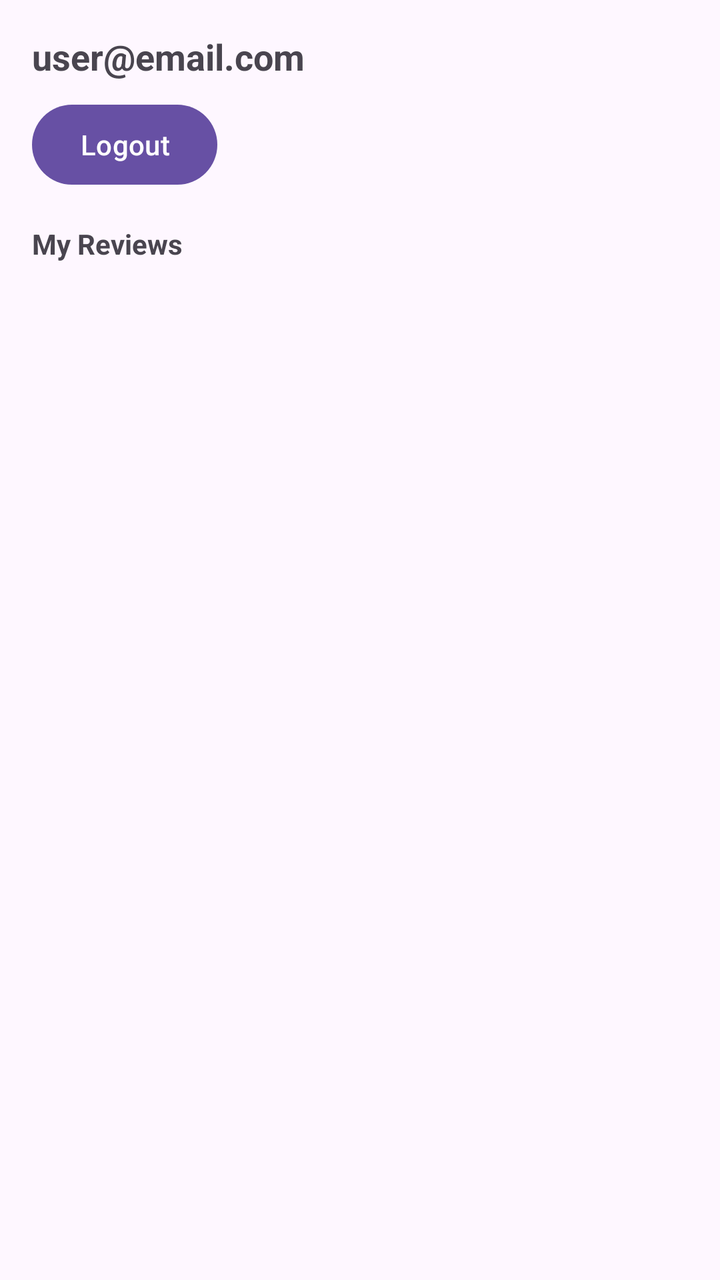
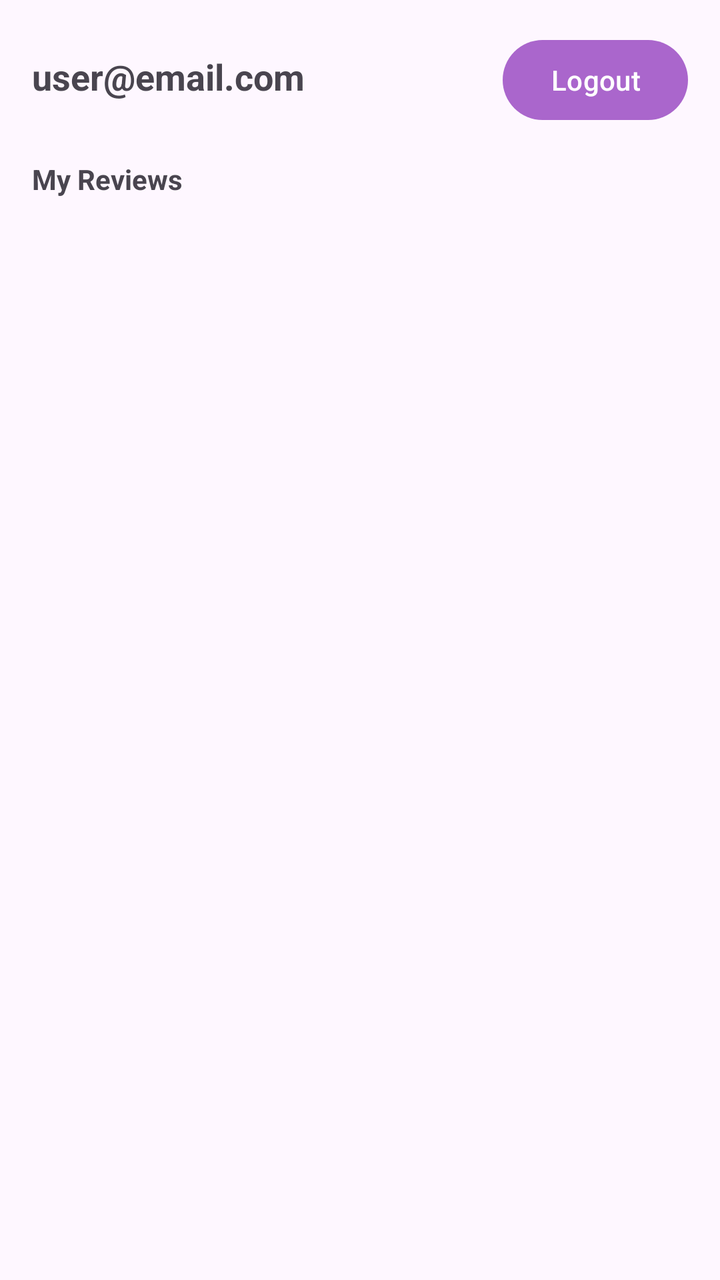

Compare the two renders of this Android layout. The source of the first and the diff that turns it into the second are given below.
<!-- AndroidManifest.xml: application theme Theme.LocalEats -->
<!-- res/layout/fragment_profile.xml -->
<?xml version="1.0" encoding="utf-8"?>
<LinearLayout xmlns:android="http://schemas.android.com/apk/res/android"
    android:orientation="vertical"
    android:padding="16dp"
    android:layout_width="match_parent"
    android:layout_height="match_parent">

    <TextView
        android:id="@+id/userEmail"
        android:textSize="18sp"
        android:textStyle="bold"
        android:text="user@email.com"
        android:layout_width="wrap_content"
        android:layout_height="wrap_content"/>

    <Button
        android:id="@+id/logoutBtn"
        android:text="Logout"
        android:layout_width="wrap_content"
        android:layout_height="wrap_content"
        android:layout_marginTop="8dp"/>

    <TextView
        android:text="My Reviews"
        android:textStyle="bold"
        android:layout_marginTop="16dp"
        android:layout_width="wrap_content"
        android:layout_height="wrap_content"/>

    <androidx.recyclerview.widget.RecyclerView
        android:id="@+id/myReviewsRecycler"
        android:layout_width="match_parent"
        android:layout_height="match_parent"/>

</LinearLayout>
<!-- resources referenced by this layout -->
<resources>
  <style name="Theme.LocalEats" parent="Base.Theme.LocalEats" />
  <style name="Base.Theme.LocalEats" parent="Theme.Material3.DayNight.NoActionBar">
          
          
      </style>
</resources>

<!-- the commit's change to res/layout/fragment_profile.xml (unified diff, before → after) -->
@@ -4,21 +4,26 @@
     android:padding="16dp"
     android:layout_width="match_parent"
     android:layout_height="match_parent">
+    <LinearLayout
+        android:layout_width="match_parent"
+        android:layout_height="wrap_content"
+        android:orientation="horizontal"
+        >
+        <TextView
+            android:id="@+id/userEmail"
+            android:textSize="18sp"
+            android:textStyle="bold"
+            android:text="user@email.com"
+            android:layout_width="0dp"
+            android:layout_height="wrap_content"
+            android:layout_weight="1"/>
 
-    <TextView
-        android:id="@+id/userEmail"
-        android:textSize="18sp"
-        android:textStyle="bold"
-        android:text="user@email.com"
-        android:layout_width="wrap_content"
-        android:layout_height="wrap_content"/>
-
-    <Button
-        android:id="@+id/logoutBtn"
-        android:text="Logout"
-        android:layout_width="wrap_content"
-        android:layout_height="wrap_content"
-        android:layout_marginTop="8dp"/>
+        <Button
+            android:id="@+id/logoutBtn"
+            android:layout_width="wrap_content"
+            android:layout_height="wrap_content"
+            android:text="Logout" />
+    </LinearLayout>
 
     <TextView
         android:text="My Reviews"
<!-- resource entries referenced after the edit -->
@@ -4,6 +4,8 @@
   <style name="Base.Theme.LocalEats" parent="Theme.Material3.DayNight.NoActionBar">
           
           
+          <item name="colorPrimary">@android:color/holo_purple</item>
+          <item name="colorOnPrimary">@android:color/white</item>
       </style>
 </resources>
 
